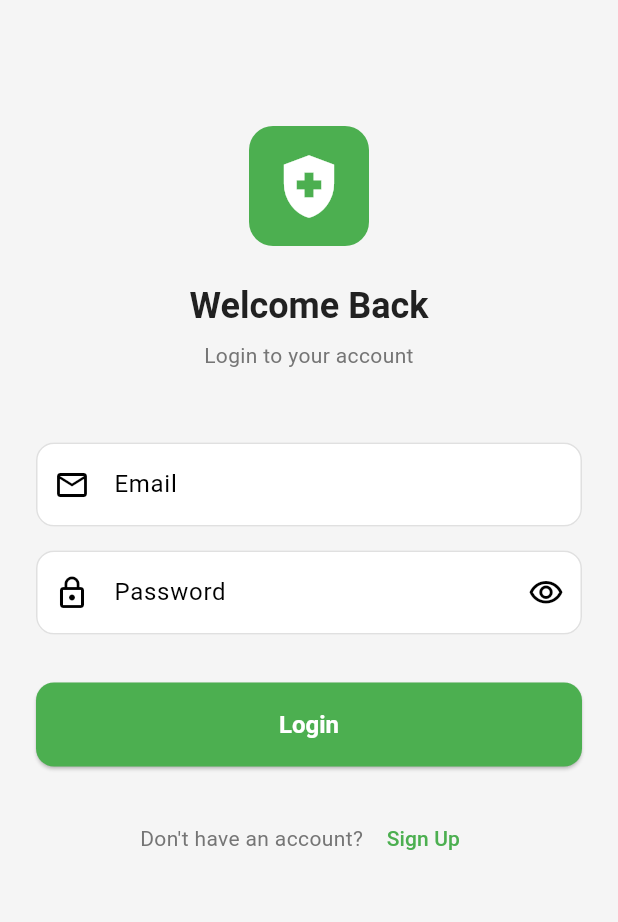
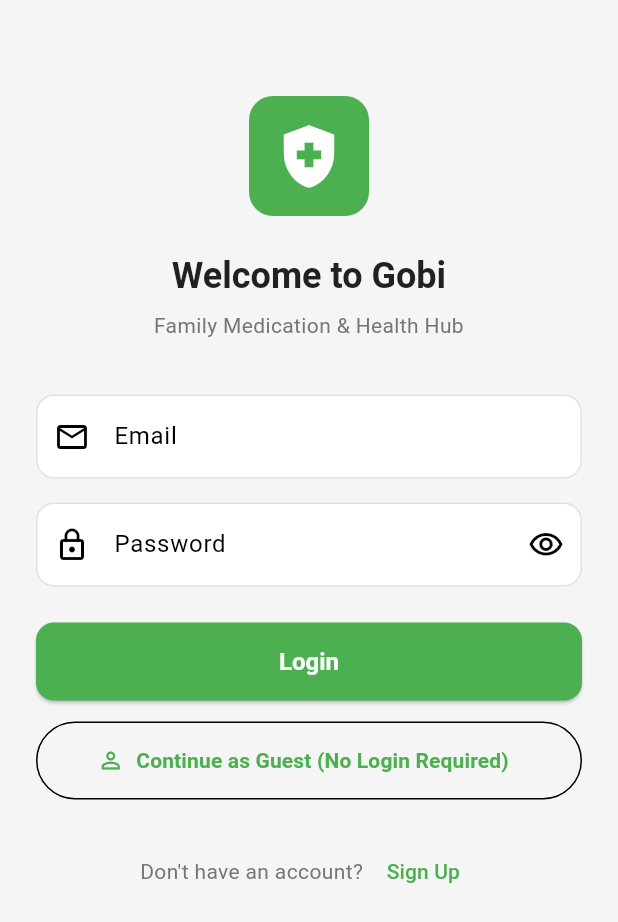
Before and after one commit to mojozinc/gobi, a Flutter app: the LoginScreen screen opened by its route, on a phone screen of 412 x 824 dp. Shown: the top 922 px of the screen. Run offline on Flutter 3.47's test engine with Material 3 defaults, Android fonts, the phone set to English and light mode, and no system bars; our stand-ins replace dio, drift, flutter_riverpod, image_picker, logger, shared_preferences and 1 more; accounts and stored records are empty; generated files the repository leaves out were written again; network calls fail.

Commit message:
feat: add anonymous persistent authentication, docker compose setup, and mobile build configuration

```diff
--- a/gobi-mobile/lib/features/auth/screens/login_screen.dart
+++ b/gobi-mobile/lib/features/auth/screens/login_screen.dart
@@ -15,6 +15,7 @@ class _LoginScreenState extends ConsumerState<LoginScreen> {
   final _emailController = TextEditingController();
   final _passwordController = TextEditingController();
   bool _obscurePassword = true;
+  bool _isGuestLoading = false;
 
   @override
   void dispose() {
@@ -45,6 +46,34 @@ class _LoginScreenState extends ConsumerState<LoginScreen> {
     }
   }
 
+  Future<void> _handleGuestLogin() async {
+    setState(() {
+      _isGuestLoading = true;
+    });
+
+    try {
+      final apiService = ref.read(apiServiceProvider);
+      await apiService.loginAnonymously();
+
+      if (!mounted) return;
+      Navigator.of(context).pushReplacementNamed('/home');
+    } catch (e) {
+      if (!mounted) return;
+      ScaffoldMessenger.of(context).showSnackBar(
+        SnackBar(
+          content: Text('Guest login error: $e'),
+          backgroundColor: AppColors.error,
+        ),
+      );
+    } finally {
+      if (mounted) {
+        setState(() {
+          _isGuestLoading = false;
+        });
+      }
+    }
+  }
+
   @override
   Widget build(BuildContext context) {
     final authState = ref.watch(authStateProvider);
@@ -58,7 +87,7 @@ class _LoginScreenState extends ConsumerState<LoginScreen> {
             child: Column(
               crossAxisAlignment: CrossAxisAlignment.stretch,
               children: [
-                const SizedBox(height: 60),
+                const SizedBox(height: 40),
                 // Logo
                 Center(
                   child: Container(
@@ -77,17 +106,17 @@ class _LoginScreenState extends ConsumerState<LoginScreen> {
                 ),
                 const SizedBox(height: 24),
                 Text(
-                  'Welcome Back',
+                  'Welcome to Gobi',
                   style: Theme.of(context).textTheme.headlineMedium,
                   textAlign: TextAlign.center,
                 ),
                 const SizedBox(height: 8),
                 Text(
-                  'Login to your account',
+                  'Family Medication & Health Hub',
                   style: Theme.of(context).textTheme.bodyMedium,
                   textAlign: TextAlign.center,
                 ),
-                const SizedBox(height: 48),
+                const SizedBox(height: 36),
                 // Email Field
                 TextFormField(
                   controller: _emailController,
@@ -134,10 +163,10 @@ class _LoginScreenState extends ConsumerState<LoginScreen> {
                     return null;
                   },
                 ),
-                const SizedBox(height: 32),
+                const SizedBox(height: 24),
                 // Login Button
                 SizedBox(
-                  height: 56,
+                  height: 52,
                   child: ElevatedButton(
                     onPressed: authState.isLoading ? null : _handleLogin,
                     child: authState.isLoading
@@ -153,6 +182,27 @@ class _LoginScreenState extends ConsumerState<LoginScreen> {
                         : const Text('Login'),
                   ),
                 ),
+                const SizedBox(height: 14),
+
+                // Continue as Guest Button (Instant No-Login Access)
+                SizedBox(
+                  height: 52,
+                  child: OutlinedButton.icon(
+                    onPressed: _isGuestLoading ? null : _handleGuestLogin,
+                    icon: _isGuestLoading
+                        ? const SizedBox(
+                            width: 18,
+                            height: 18,
+                            child: CircularProgressIndicator(strokeWidth: 2),
+                          )
+                        : const Icon(Icons.person_outline),
+                    label: const Text(
+                      'Continue as Guest (No Login Required)',
+                      style: TextStyle(fontWeight: FontWeight.bold),
+                    ),
+                  ),
+                ),
+
                 const SizedBox(height: 24),
                 // Register Link
                 Row(
```
Also changed, not shown: gobi-mobile/lib/core/services/api_service.dart (+52 -2 lines), gobi-mobile/lib/features/auth/screens/splash_screen.dart (+39 -15 lines), 8 other files.
